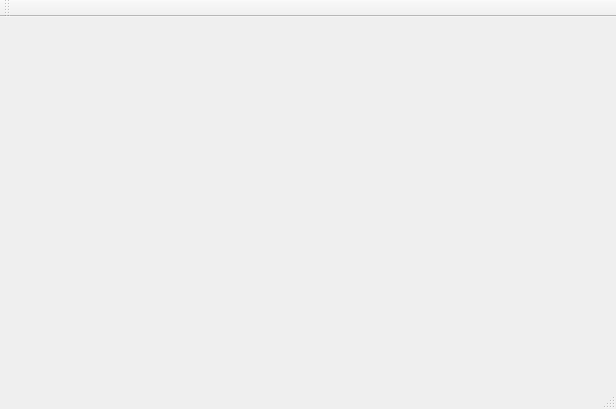
This is mainwindow.ui in cse20212/dsa_simulation as Qt 5 draws it before an edit. The edited form follows.
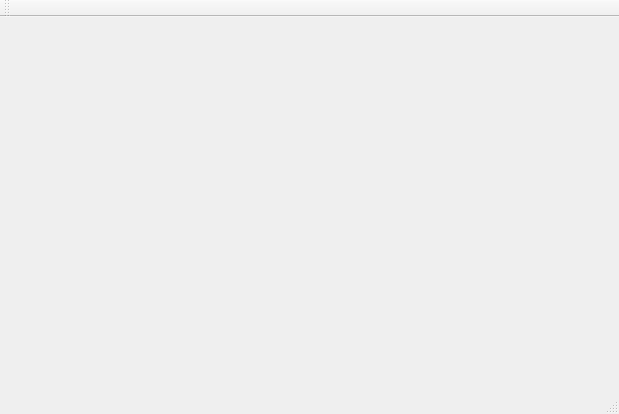
This is the edited form.

The edit to the form file:
```diff
--- a/mainwindow.ui
+++ b/mainwindow.ui
@@ -6,8 +6,8 @@
    <rect>
     <x>0</x>
     <y>0</y>
-    <width>616</width>
-    <height>409</height>
+    <width>619</width>
+    <height>414</height>
    </rect>
   </property>
   <property name="windowTitle">
```
Left out of the diff: 2 changed lines with no effect on the pictures.
